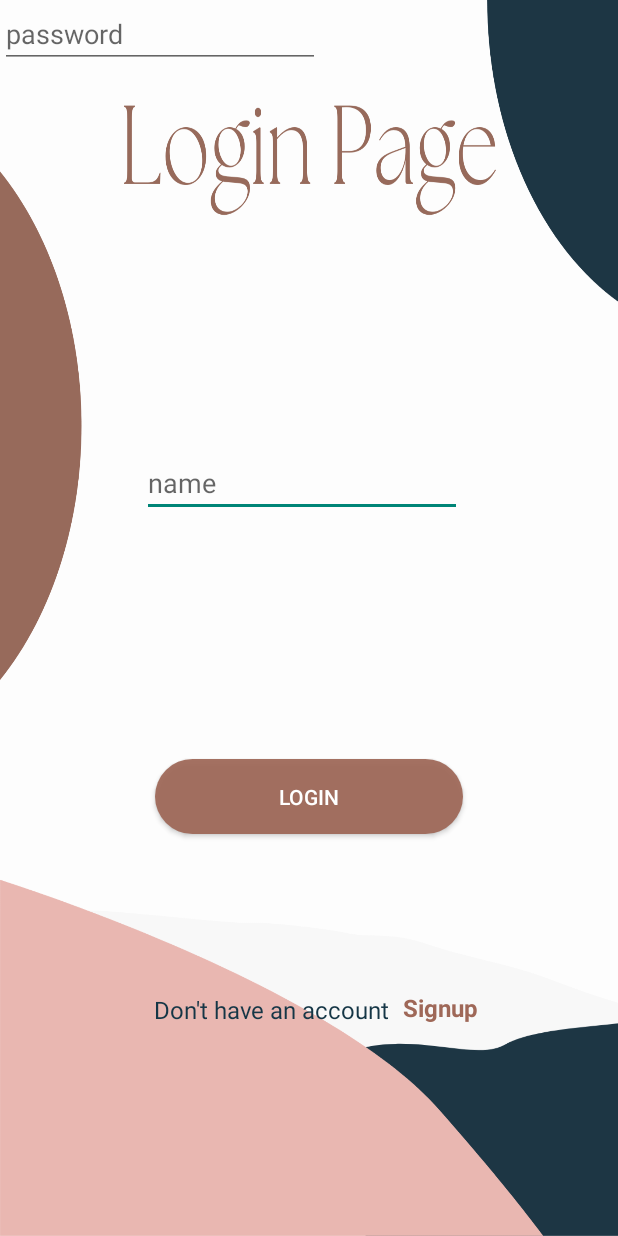
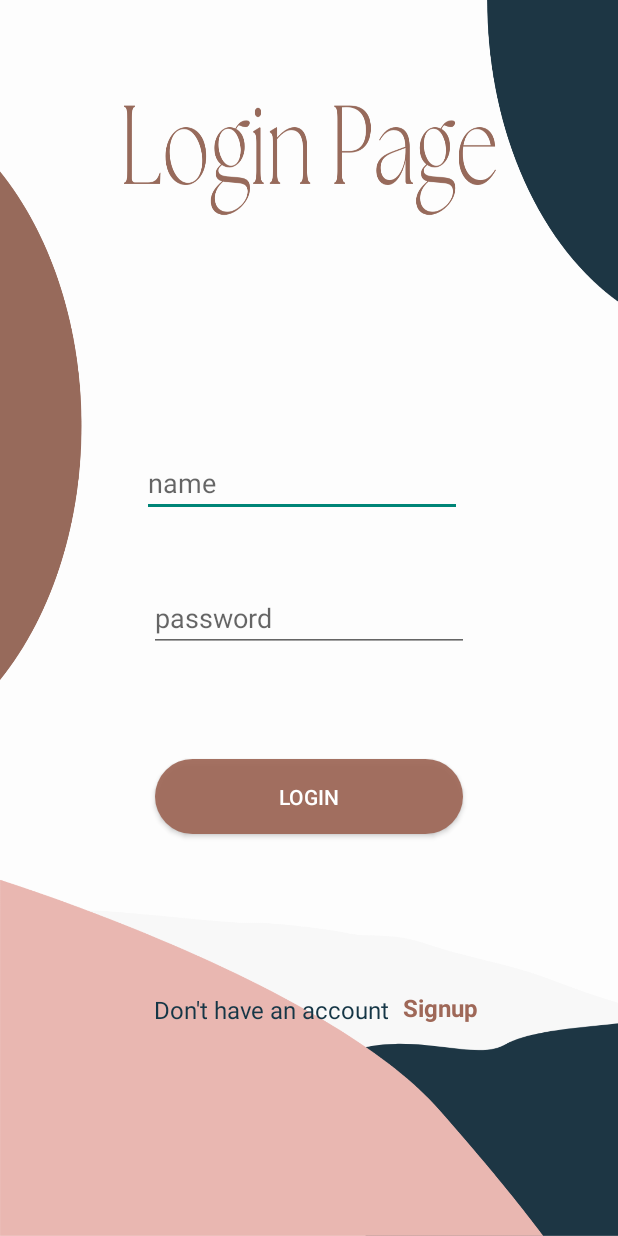
Before and after one commit to DanaGhaddar/Cosmetics_Final_project, an Android app: the Login screen opened directly, with no data from a screen before it, on a phone screen of 412 x 824 dp. Run offline under Robolectric (Android 15) with nearby library versions, the phone set to English and light mode, and no system bars; Roboto replaces fonts that are not available here.

Commit message:
design modifiying

```diff
--- a/app/src/main/res/layout/activity_login.xml
+++ b/app/src/main/res/layout/activity_login.xml
@@ -75,6 +75,8 @@
         android:ems="10"
         android:hint="password"
         android:inputType="textPassword"
-        tools:layout_editor_absoluteX="97dp"
-        tools:layout_editor_absoluteY="335dp" />
+        app:layout_constraintBottom_toBottomOf="parent"
+        app:layout_constraintEnd_toEndOf="parent"
+        app:layout_constraintStart_toStartOf="parent"
+        app:layout_constraintTop_toTopOf="parent" />
 </androidx.constraintlayout.widget.ConstraintLayout>
```
Also changed, not shown: app/src/main/java/com/example/cosmetics_final_project/Home.java (+11 -2 lines).
